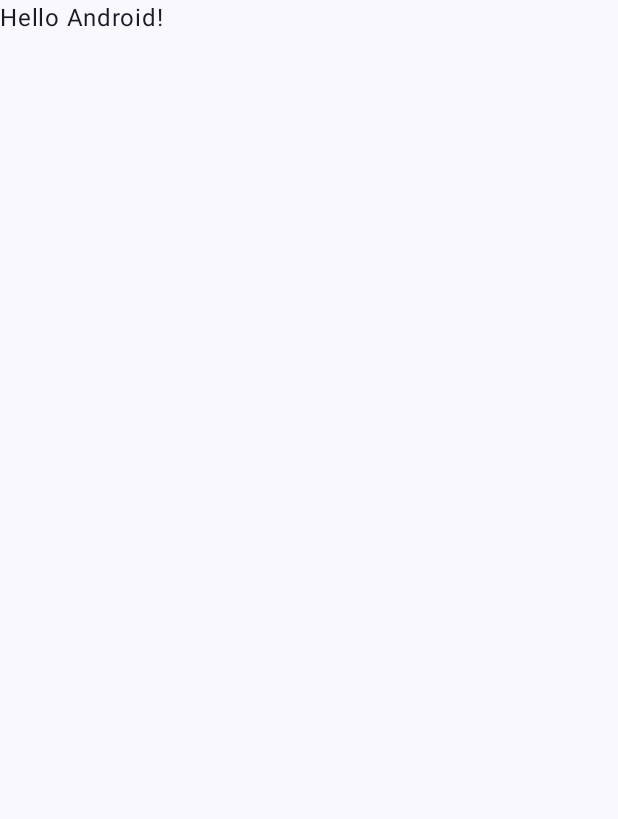
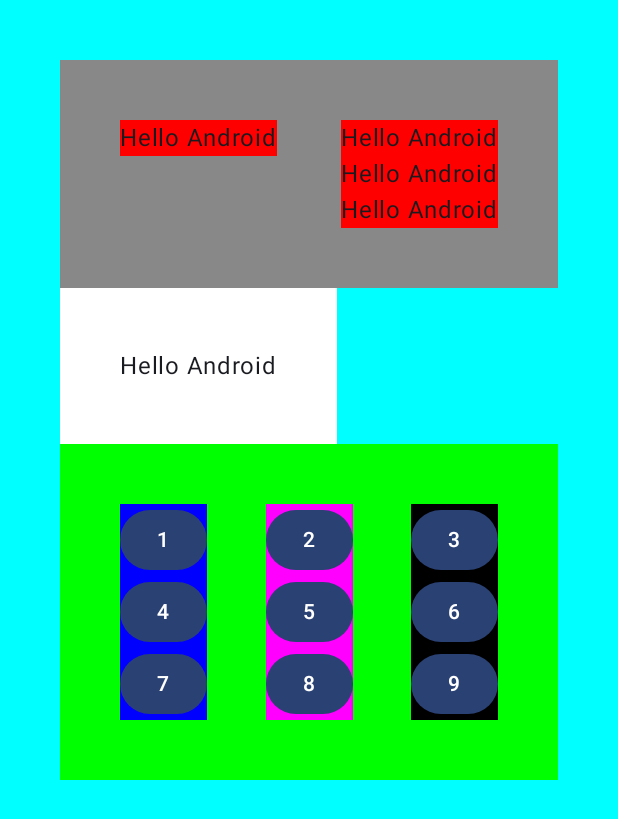
Before and after one commit to Cartiled/Examen_YifeiYe, an Android app built with Jetpack Compose: the screen it shows after launch (MainActivity), on a phone screen of 412 x 824 dp. Before the commit the part shown is almost empty. Shown: the top 819 px of the screen. Run offline under Robolectric (Android 15) with nearby library versions, the phone set to English and light mode, and no system bars.

Commit message:
last change

```diff
--- a/app/build.gradle.kts
+++ b/app/build.gradle.kts
@@ -5,7 +5,7 @@ plugins {
 
 android {
     namespace = "com.example.examen_yifei"
-    compileSdk = 34
+    compileSdk = 35
 
     defaultConfig {
         applicationId = "com.example.examen_yifei"
--- a/app/src/main/java/com/example/examen_yifei/MainActivity.kt
+++ b/app/src/main/java/com/example/examen_yifei/MainActivity.kt
@@ -4,13 +4,23 @@ import android.os.Bundle
 import androidx.activity.ComponentActivity
 import androidx.activity.compose.setContent
 import androidx.activity.enableEdgeToEdge
+import androidx.compose.foundation.background
+import androidx.compose.foundation.layout.Arrangement
+import androidx.compose.foundation.layout.Column
+import androidx.compose.foundation.layout.Row
 import androidx.compose.foundation.layout.fillMaxSize
+import androidx.compose.foundation.layout.fillMaxWidth
 import androidx.compose.foundation.layout.padding
+import androidx.compose.foundation.layout.size
+import androidx.compose.material3.Button
 import androidx.compose.material3.Scaffold
 import androidx.compose.material3.Text
 import androidx.compose.runtime.Composable
+import androidx.compose.ui.Alignment
 import androidx.compose.ui.Modifier
+import androidx.compose.ui.graphics.Color
 import androidx.compose.ui.tooling.preview.Preview
+import androidx.compose.ui.unit.dp
 import com.example.examen_yifei.ui.theme.Examen_YifeiTheme
 
 class MainActivity : ComponentActivity() {
@@ -20,28 +30,122 @@ class MainActivity : ComponentActivity() {
         setContent {
             Examen_YifeiTheme {
                 Scaffold(modifier = Modifier.fillMaxSize()) { innerPadding ->
-                    Greeting(
-                        name = "Android",
-                        modifier = Modifier.padding(innerPadding)
-                    )
+                    examen(modifier = Modifier.padding(innerPadding))
                 }
             }
         }
     }
 }
 
-@Composable
-fun Greeting(name: String, modifier: Modifier = Modifier) {
-    Text(
-        text = "Hello $name!",
-        modifier = modifier
-    )
-}
-
 @Preview(showBackground = true)
 @Composable
-fun GreetingPreview() {
-    Examen_YifeiTheme {
-        Greeting("Android")
+fun examen(modifier: Modifier = Modifier){
+    Column (
+        modifier = Modifier.fillMaxSize().
+        background(color = Color.Cyan).padding(40.dp)
+    ) {
+        Column () {
+            Row (
+                modifier.background(color = Color.Gray).padding(40.dp).fillMaxWidth(),
+                horizontalArrangement = Arrangement.SpaceBetween
+            ) {
+                Column (
+                    modifier.background(color = Color.Red),
+                    verticalArrangement = Arrangement.SpaceBetween
+                ) {
+                    Text(text = "Hello Android")
+
+                }
+                Column (
+                    modifier.background(color = Color.Red),
+                    verticalArrangement = Arrangement.SpaceBetween
+                ) {
+                    Text(text = "Hello Android")
+                    modifier.padding(40.dp)
+
+                    Text(text = "Hello Android")
+                    Text(text = "Hello Android")
+                }
+            }
+            Column (
+                modifier = modifier.background(color = Color.White).padding(40.dp),
+                horizontalAlignment = Alignment.CenterHorizontally
+            ) {
+                Text(text = "Hello Android")
+            }
+            Row (
+                modifier.background(color = Color.Green).padding(40.dp).fillMaxWidth(),
+                horizontalArrangement = Arrangement.SpaceBetween
+            ) {
+                Column (
+                    modifier.background(color = Color.Blue).padding()
+                ) {
+                    Button(
+                        onClick = {}
+                    ) {
+                        modifier.size(60.dp)
+                        Text(text = "1")
+                    }
+                    Button(
+                        onClick = {}
+                    ) {
+                        modifier.size(60.dp)
+                        Text(text = "4")
+                    }
+                    Button(
+                        onClick = {}
+                    ) {
+                        modifier.size(60.dp)
+                        Text(text = "7")
+                    }
+                }
+                Column (
+                    modifier.background(color = Color.Magenta),
+                    horizontalAlignment = Alignment.CenterHorizontally
+                ) {
+                    Button(
+                        onClick = {}
+                    ) {
+                        modifier.size(60.dp)
+                        Text(text = "2")
+                    }
+                    Button(
+                        onClick = {}
+                    ) {
+                        modifier.size(60.dp)
+                        Text(text = "5")
+                    }
+                    Button(
+                        onClick = {}
+                    ) {
+                        modifier.size(60.dp)
+
+                        Text(text = "8")
+                    }
+                }
+                Column (
+                    modifier.background(color = Color.Black).padding()
+                ) {
+                    Button(
+                        onClick = {}
+                    ) {
+                        modifier.size(60.dp)
+                        Text(text = "3")
+                    }
+                    Button(
+                        onClick = {}
+                    ) {
+                        modifier.size(60.dp)
+                        Text(text = "6")
+                    }
+                    Button(
+                        onClick = {}
+                    ) {
+                        modifier.size(60.dp)
+                        Text(text = "9")
+                    }
+                }
+            }
+        }
     }
 }
```
